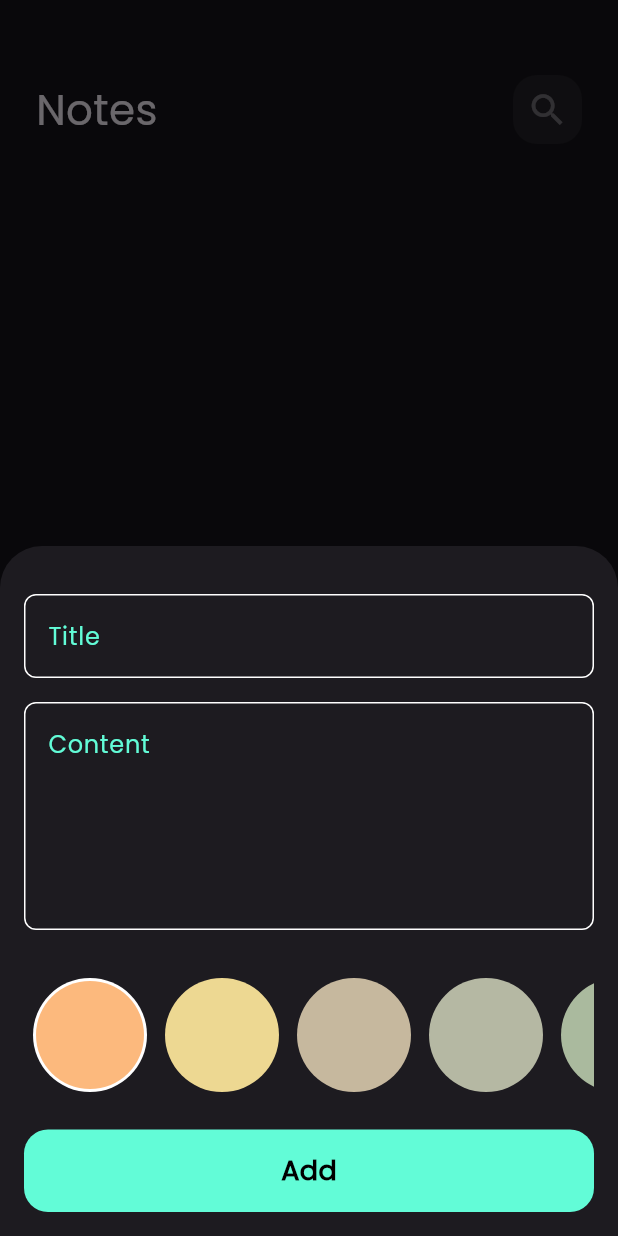
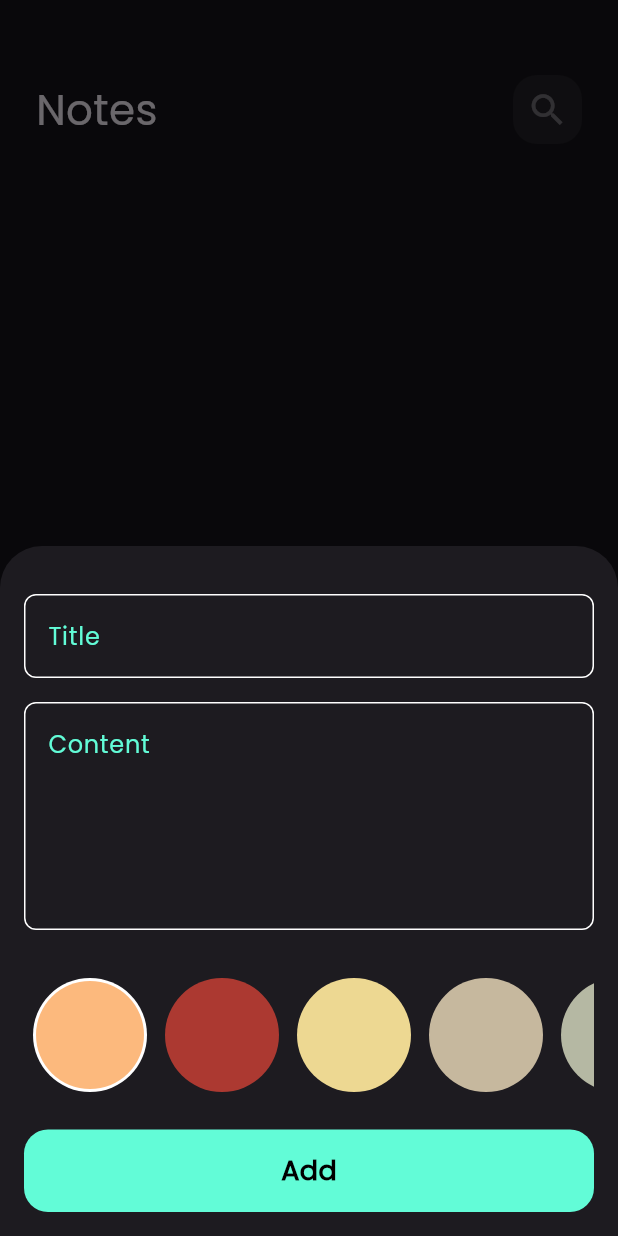
Before and after one commit to Mohamad-bsher-morjan/notes_app, a Flutter app: the screen it shows after launch, after a tap on the "add" icon, on a phone screen of 412 x 824 dp. Run offline on Flutter 3.47's test engine with Material 3 defaults, Android fonts, the phone set to English and light mode, and no system bars; our stand-ins replace bloc, flutter_bloc, hive, hive_flutter; accounts and stored records are empty.

Commit message:
App Finished

```diff
--- a/lib/constants.dart
+++ b/lib/constants.dart
@@ -2,3 +2,11 @@ import 'dart:ui';
 
 Color kPrimaryColor =Color(0xff62FCD7);
 const kNotesBox = 'notes_box';
+List<Color> kColors = const[
+    Color(0xfffcb97d),
+    Color(0xffAC3931),
+    Color(0xffedd892),
+    Color(0xffc6b89e),
+    Color(0xffb5b8a3),
+    Color(0xffaaba9e),
+  ];
--- a/lib/cubits/add_note _cubit/add_note_cubit.dart
+++ b/lib/cubits/add_note _cubit/add_note_cubit.dart
@@ -1,3 +1,5 @@
+import 'dart:ui';
+
 import 'package:bloc/bloc.dart';
 import 'package:hive/hive.dart';
 import 'package:meta/meta.dart';
@@ -9,7 +11,11 @@ part 'add_note_state.dart';
 class AddNoteCubit extends Cubit<AddNoteState> {
   AddNoteCubit() : super(AddNoteInitial());
 
+  Color color= Color(0xfffcb97d);
+
   Future addNote(NoteModel note) async {
+
+    note.color=color!.value;
     emit(AddNoteLoading());
     try {
       var notesBox = Hive.box<NoteModel>(kNotesBox);
--- a/lib/views/widgets/add_note_form.dart
+++ b/lib/views/widgets/add_note_form.dart
@@ -43,7 +43,6 @@ class _AddNoteFormState extends State<AddNoteForm> {
           ),
 
           const SizedBox(height: 32),
-
           const ColorsListView(),
           const SizedBox(height: 25),
           BlocBuilder<AddNoteCubit, AddNoteState>(
--- a/lib/views/widgets/colors_list_view.dart
+++ b/lib/views/widgets/colors_list_view.dart
@@ -1,4 +1,8 @@
+import 'package:bloc/bloc.dart';
 import 'package:flutter/material.dart';
+import 'package:flutter_bloc/flutter_bloc.dart';
+import 'package:notes_app/constants.dart';
+import 'package:notes_app/cubits/add_note%20_cubit/add_note_cubit.dart';
 
 class ColorItem extends StatelessWidget {
   const ColorItem({super.key, required this.isActive, required this.color});
@@ -26,19 +30,12 @@ class ColorsListView extends StatefulWidget {
 class _ColorsListViewState extends State<ColorsListView> {
   int currentIndex = 0;
 
-  List<Color> colors = [
-    Color(0xfffcb97d),
-    Color(0xffedd892),
-    Color(0xffc6b89e),
-    Color(0xffb5b8a3),
-    Color(0xffaaba9e),
-  ];
   @override
   Widget build(BuildContext context) {
     return SizedBox(
       height: 38 * 2,
       child: ListView.builder(
-        itemCount: colors.length,
+        itemCount: kColors.length,
         scrollDirection: Axis.horizontal,
         itemBuilder: (context, index) {
           return Padding(
@@ -46,11 +43,12 @@ class _ColorsListViewState extends State<ColorsListView> {
             child: GestureDetector(
               onTap: () {
                 currentIndex = index;
+                BlocProvider.of<AddNoteCubit>(context).color = kColors[index];
                 setState(() {});
               },
               child: ColorItem(
                 isActive: currentIndex == index,
-                color: colors[index],
+                color: kColors[index],
               ),
             ),
           );
```
Also changed, not shown: lib/views/widgets/edit_note_colors_list_view.dart (added, +48 -0 lines), lib/views/widgets/edit_view_body.dart (+17 -7 lines).
